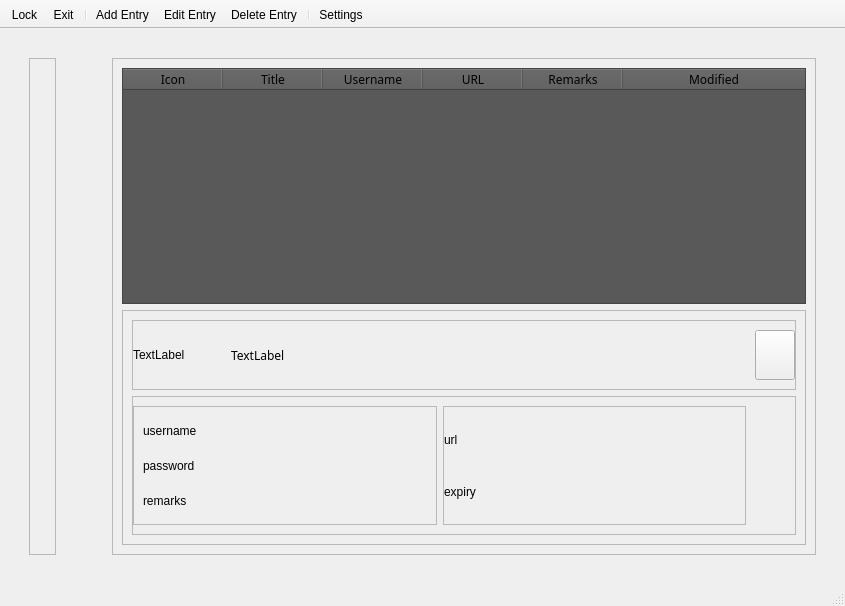
Above: password_manager.ui from Quinz7339/CIPM before the change. Below: the same form after it.
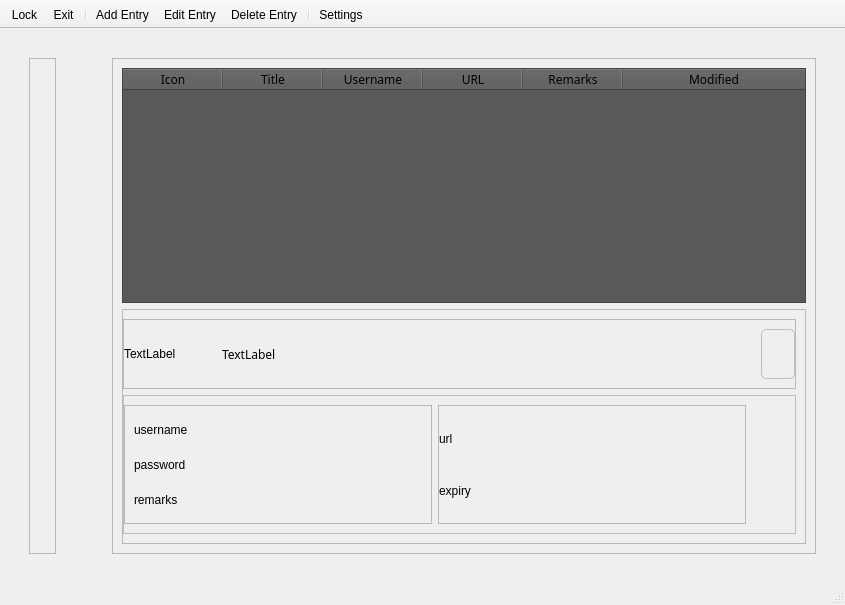
That is the form after the change. Icons and pictures are not drawn.

```diff
--- a/password_manager.ui
+++ b/password_manager.ui
@@ -7,7 +7,7 @@
     <x>0</x>
     <y>0</y>
     <width>833</width>
-    <height>606</height>
+    <height>605</height>
    </rect>
   </property>
   <property name="windowTitle">
@@ -199,6 +199,9 @@
                <verstretch>0</verstretch>
               </sizepolicy>
              </property>
+             <property name="styleSheet">
+              <string notr="true">#frame_bodyCredDetail { border: 1px solid #BFBFBF;}</string>
+             </property>
              <property name="frameShape">
               <enum>QFrame::StyledPanel</enum>
              </property>
@@ -206,6 +209,9 @@
               <enum>QFrame::Raised</enum>
              </property>
              <layout class="QVBoxLayout" name="verticalLayout_3">
+              <property name="leftMargin">
+               <number>0</number>
+              </property>
               <item>
                <widget class="QFrame" name="frame_headerCredInfo">
                 <property name="sizePolicy">
@@ -282,6 +288,10 @@
                      <verstretch>0</verstretch>
                     </sizepolicy>
                    </property>
+                   <property name="styleSheet">
+                    <string notr="true">border: 1px solid #BFBFBF;
+border-radius: 5px;</string>
+                   </property>
                    <property name="text">
                     <string/>
                    </property>
```
